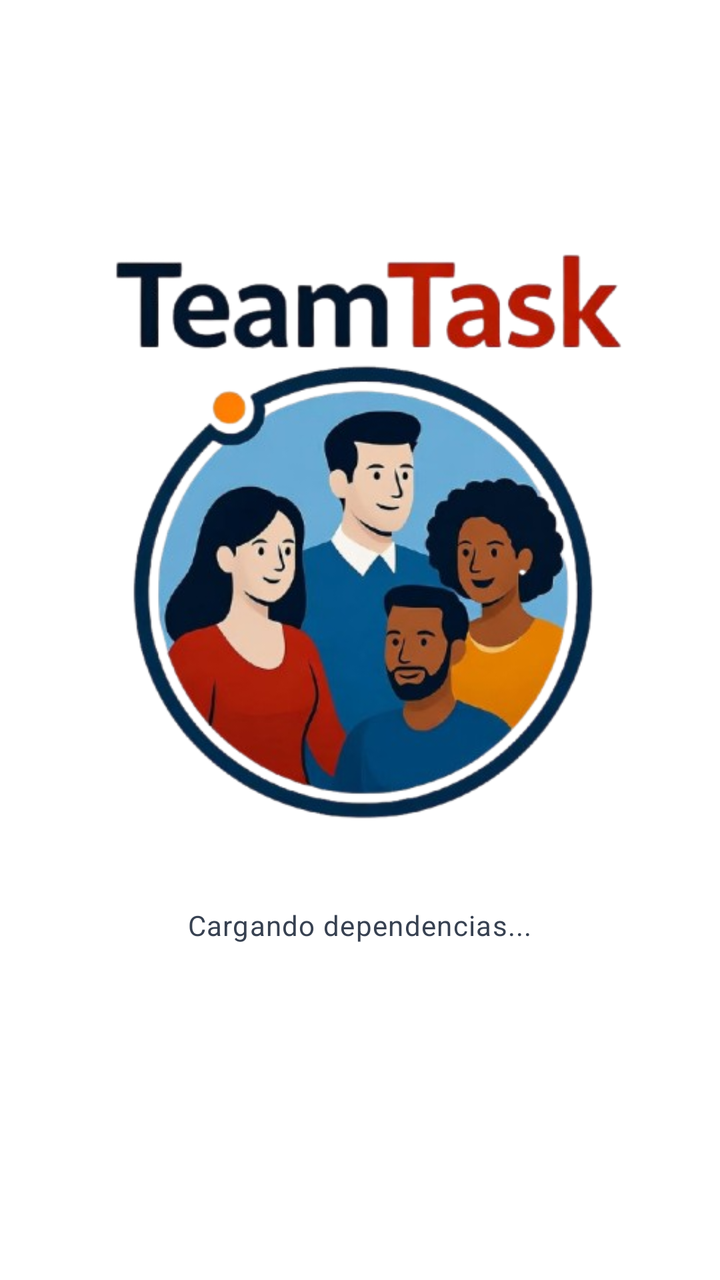
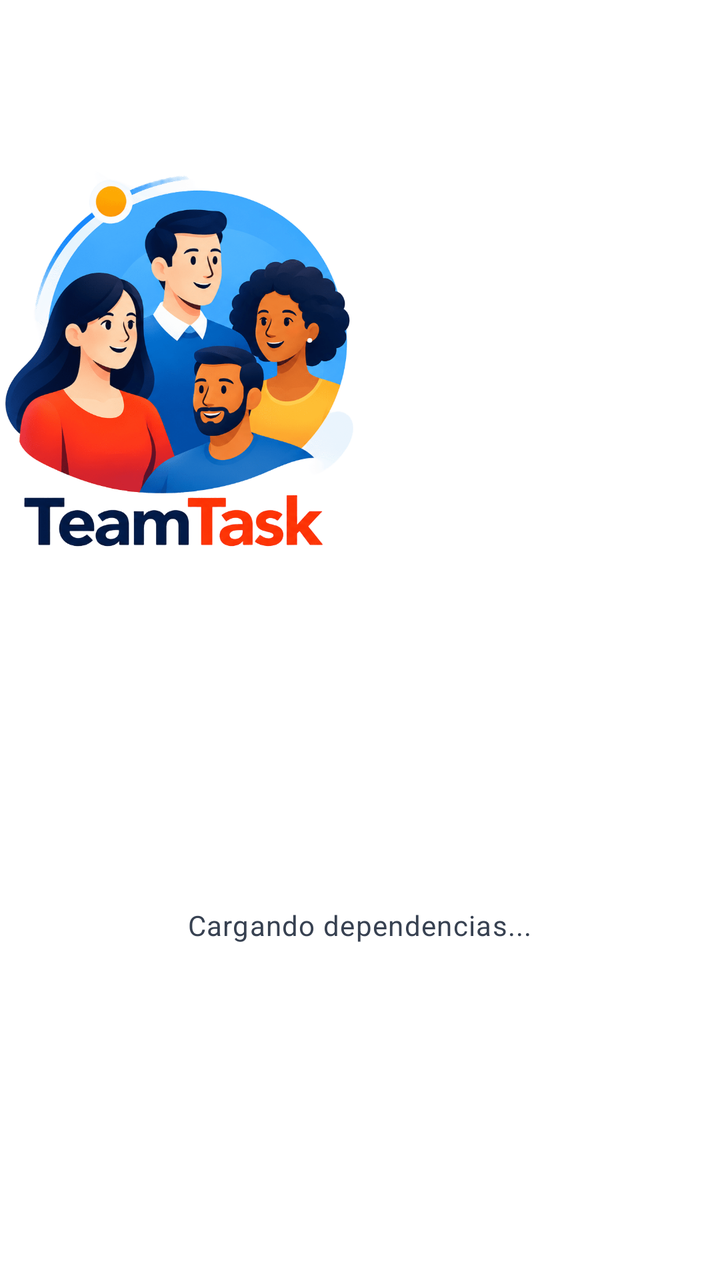

Compare the two renders of this Android layout. The source of the first and the diff that turns it into the second are given below.
<!-- AndroidManifest.xml: application theme Theme.TFG -->
<!-- res/layout/fragment_presentacion.xml -->
<?xml version="1.0" encoding="utf-8"?>
<androidx.constraintlayout.widget.ConstraintLayout
    xmlns:android="http://schemas.android.com/apk/res/android"
    xmlns:app="http://schemas.android.com/apk/res-auto"
    xmlns:tools="http://schemas.android.com/tools"
    android:layout_width="match_parent"
    android:layout_height="match_parent"
    android:background="@color/fondo"
    android:paddingBottom="72dp"
    tools:context="es.sintaxys.teamtask.vista.FragmentPresentacion">


    <ImageView
        android:layout_width="wrap_content"
        android:layout_height="wrap_content"
        android:src="@drawable/teamtask"
        android:contentDescription="@string/cd_logo_app"
        app:layout_constraintBottom_toBottomOf="parent"
        app:layout_constraintEnd_toEndOf="parent"
        app:layout_constraintHorizontal_bias="0.0"
        app:layout_constraintStart_toStartOf="parent"
        app:layout_constraintTop_toTopOf="parent"
        app:layout_constraintVertical_bias="0.22" />
    <TextView
        android:id="@+id/textoPresentacion"
        android:layout_width="wrap_content"
        android:layout_height="wrap_content"
        android:text="@string/cargando_dependencias"
        style="@style/TextAppearance.TFG.Cuerpo"
        app:layout_constraintBottom_toBottomOf="parent"
        app:layout_constraintEnd_toEndOf="parent"
        app:layout_constraintStart_toStartOf="parent"
        app:layout_constraintTop_toTopOf="parent"
        app:layout_constraintVertical_bias="0.825" />


</androidx.constraintlayout.widget.ConstraintLayout>
<!-- resources referenced by this layout -->
<resources>
  <color name="fondo">#FFFFFF</color>
  <!-- drawable teamtask: png bitmap (drawable, 215797 bytes) -->
  <string name="cargando_dependencias">Cargando dependencias...</string>
  <string name="cd_logo_app">Logo de la aplicación</string>
  <style name="TextAppearance.TFG.Cuerpo" parent="TextAppearance.MaterialComponents.Body1">
          <item name="android:textColor">@color/texto_secundario</item>
          <item name="android:textSize">14sp</item>
          <item name="android:lineSpacingMultiplier">1.2</item>
      </style>
  <style name="Theme.TFG" parent="Tema.TFG.Moderno" />
  <color name="texto_secundario">#374151</color>
  <color name="primario">#0E9F6E</color>
  <color name="primario_variant">#0A7D56</color>
  <color name="on_acento">#FFFFFF</color>
  <color name="superficie">#FFFFFF</color>
  <color name="texto_principal">#111827</color>
  <style name="Widget.TFG.Tarjeta" parent="Widget.MaterialComponents.CardView">
          <item name="cardCornerRadius">@dimen/corner_radius_xl</item>
          <item name="cardUseCompatPadding">true</item>
          <item name="cardElevation">@dimen/elevation_default</item>
          <item name="cardBackgroundColor">@color/superficie</item>
          <item name="strokeColor">@color/divisor</item>
          <item name="strokeWidth">@dimen/stroke_thin</item>
          <item name="contentPadding">@dimen/spacing_lg</item>
      </style>
  <style name="Widget.TFG.EditText" parent="@style/Widget.MaterialComponents.TextInputEditText.OutlinedBox">
          <item name="android:textColor">@color/texto_principal</item>
          <item name="android:textColorHint">@color/texto_deshabilitado</item>
          <item name="android:background">@drawable/bg_input_campo</item>
          <item name="android:padding">@dimen/spacing_lg</item>
          <item name="android:textSize">15sp</item>
      </style>
  <style name="TextAppearance.TFG.Headline" parent="TextAppearance.MaterialComponents.Headline5">
          <item name="android:textColor">@color/texto_principal</item>
          <item name="android:textStyle">bold</item>
          <item name="android:textSize">24sp</item>
          <item name="android:letterSpacing">-0.01</item>
      </style>
  <style name="TextAppearance.TFG.Titulo" parent="TextAppearance.MaterialComponents.Headline6">
          <item name="android:textColor">@color/texto_principal</item>
          <item name="android:textStyle">bold</item>
          <item name="android:textSize">20sp</item>
          <item name="android:letterSpacing">0</item>
      </style>
  <style name="TextAppearance.TFG.Label" parent="TextAppearance.MaterialComponents.Caption">
          <item name="android:textColor">@color/texto_deshabilitado</item>
          <item name="android:textSize">12sp</item>
          <item name="android:letterSpacing">0.03</item>
      </style>
  <dimen name="corner_radius_xl">20dp</dimen>
  <dimen name="elevation_default">1dp</dimen>
  <color name="divisor">#E5E7EB</color>
  <dimen name="stroke_thin">1dp</dimen>
  <dimen name="spacing_lg">16dp</dimen>
  <dimen name="spacing_xs">4dp</dimen>
  <style name="TextAppearance.TFG.NavLabel" parent="TextAppearance.MaterialComponents.Caption">
          <item name="android:textSize">11sp</item>
          <item name="android:letterSpacing">0.02</item>
      </style>
  <color name="texto_deshabilitado">#6B7280</color>
  <!-- drawable bg_input_campo (drawable) -->
  <?xml version="1.0" encoding="utf-8"?>
  <shape xmlns:android="http://schemas.android.com/apk/res/android"
      android:shape="rectangle">
      <solid android:color="@color/superficie_variant" />
      <corners android:radius="14dp" />
      <stroke android:width="1dp" android:color="@color/divisor" />
  </shape>
  <color name="superficie_variant">#F9FAFB</color>
  <!-- unchanged entries left out for length: 2 -->
</resources>

<!-- the commit's change to res/layout/fragment_presentacion.xml (unified diff, before → after) -->
@@ -11,9 +11,10 @@
 
 
     <ImageView
-        android:layout_width="wrap_content"
-        android:layout_height="wrap_content"
-        android:src="@drawable/teamtask"
+        android:layout_width="180dp"
+        android:layout_height="226dp"
+        android:src="@drawable/splash_image"
+        android:scaleType="fitCenter"
         android:contentDescription="@string/cd_logo_app"
         app:layout_constraintBottom_toBottomOf="parent"
         app:layout_constraintEnd_toEndOf="parent"
<!-- resource entries referenced after the edit -->
@@ -1,7 +1,7 @@
 <!-- resources referenced by this layout -->
 <resources>
   <color name="fondo">#FFFFFF</color>
-  <!-- drawable teamtask: png bitmap (drawable, 215797 bytes) -->
+  <!-- drawable splash_image: png bitmap (drawable-nodpi, 162930 bytes) -->
   <string name="cargando_dependencias">Cargando dependencias...</string>
   <string name="cd_logo_app">Logo de la aplicación</string>
   <style name="TextAppearance.TFG.Cuerpo" parent="TextAppearance.MaterialComponents.Body1">
